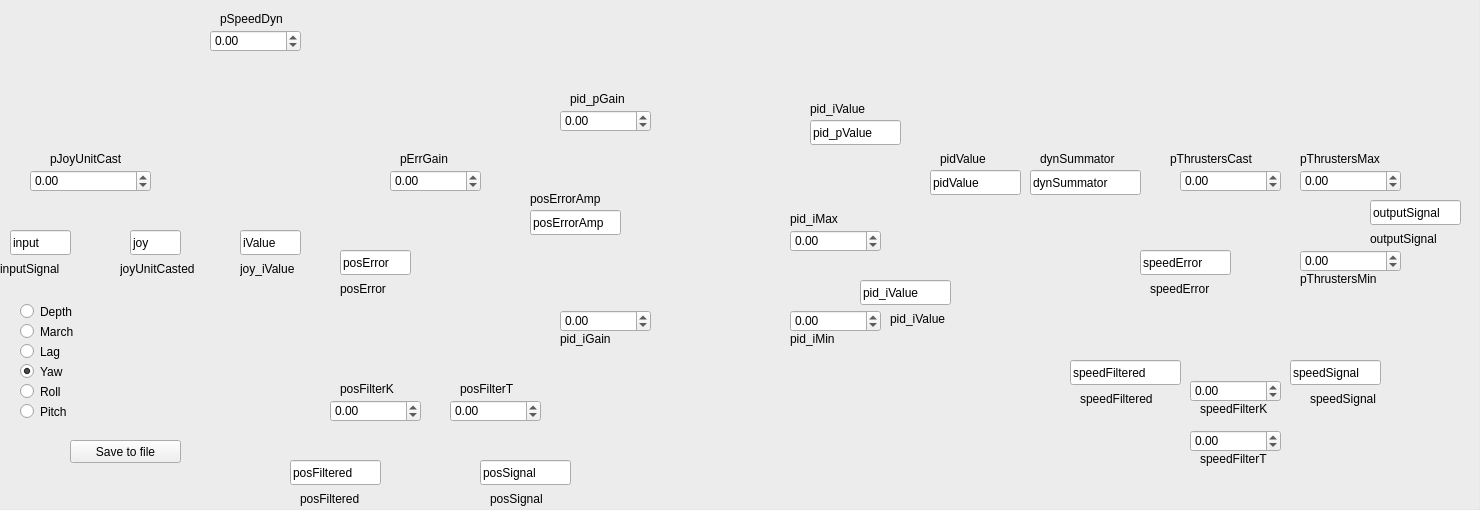
This is StabilizationSettings/StabilizationWindow.ui in hydronautics-team/PoolsideGUI as Qt 5 draws it before an edit. The edited form follows.
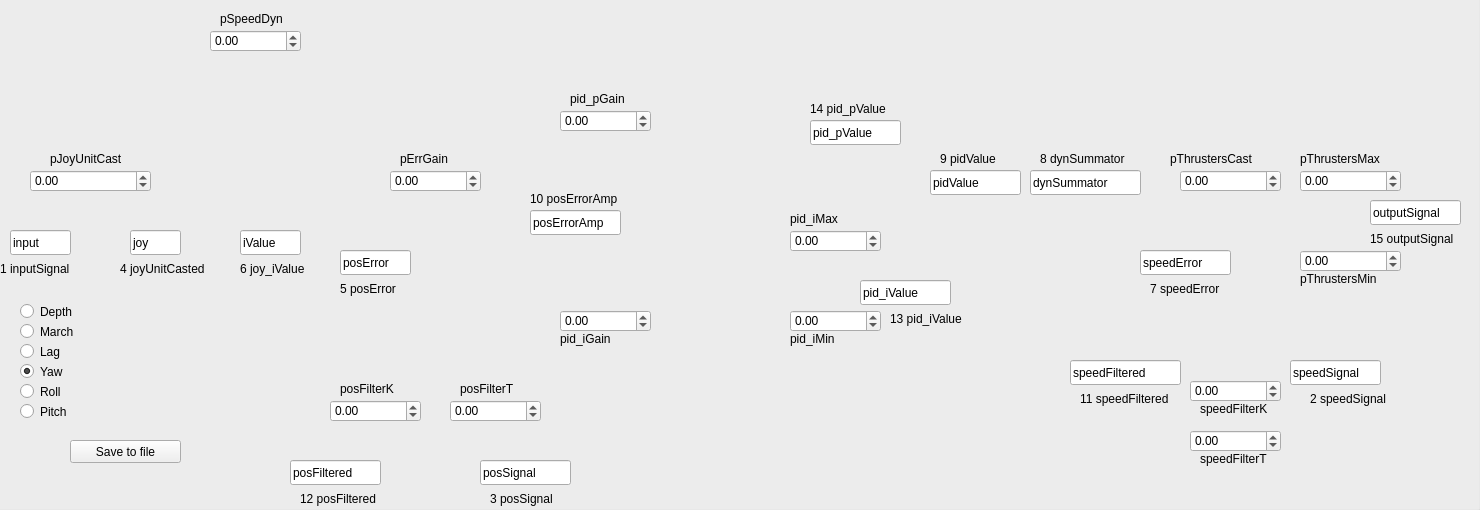
This is the edited form. Icons and pictures are not drawn.

Commit message: stab state id added

Diff of the .ui file:
```diff
--- a/StabilizationSettings/StabilizationWindow.ui
+++ b/StabilizationSettings/StabilizationWindow.ui
@@ -660,7 +660,7 @@
      </rect>
     </property>
     <property name="text">
-     <string>inputSignal</string>
+     <string>1 inputSignal</string>
     </property>
    </widget>
    <widget class="QLabel" name="label_2">
@@ -673,7 +673,7 @@
      </rect>
     </property>
     <property name="text">
-     <string>joyUnitCasted</string>
+     <string>4 joyUnitCasted</string>
     </property>
    </widget>
    <widget class="QLabel" name="label_3">
@@ -686,7 +686,7 @@
      </rect>
     </property>
     <property name="text">
-     <string>joy_iValue</string>
+     <string>6 joy_iValue</string>
     </property>
    </widget>
    <widget class="QLabel" name="label_4">
@@ -699,7 +699,7 @@
      </rect>
     </property>
     <property name="text">
-     <string>posFiltered</string>
+     <string>12 posFiltered</string>
     </property>
    </widget>
    <widget class="QLabel" name="label_5">
@@ -712,7 +712,7 @@
      </rect>
     </property>
     <property name="text">
-     <string>posSignal</string>
+     <string>3 posSignal</string>
     </property>
    </widget>
    <widget class="QLabel" name="label_6">
@@ -725,7 +725,7 @@
      </rect>
     </property>
     <property name="text">
-     <string>posError</string>
+     <string>5 posError</string>
     </property>
    </widget>
    <widget class="QLabel" name="label_7">
@@ -855,7 +855,7 @@
      </rect>
     </property>
     <property name="text">
-     <string>pid_iValue</string>
+     <string>13 pid_iValue</string>
     </property>
    </widget>
    <widget class="QLabel" name="label_17">
@@ -868,7 +868,7 @@
      </rect>
     </property>
     <property name="text">
-     <string>pidValue</string>
+     <string>9 pidValue</string>
     </property>
    </widget>
    <widget class="QLabel" name="label_18">
@@ -881,7 +881,7 @@
      </rect>
     </property>
     <property name="text">
-     <string>dynSummator</string>
+     <string>8 dynSummator</string>
     </property>
    </widget>
    <widget class="QLabel" name="label_19">
@@ -946,7 +946,7 @@
      </rect>
     </property>
     <property name="text">
-     <string>speedFiltered</string>
+     <string>11 speedFiltered</string>
     </property>
    </widget>
    <widget class="QLabel" name="label_24">
@@ -959,7 +959,7 @@
      </rect>
     </property>
     <property name="text">
-     <string>speedSignal</string>
+     <string>2 speedSignal</string>
     </property>
    </widget>
    <widget class="QLabel" name="label_25">
@@ -985,7 +985,7 @@
      </rect>
     </property>
     <property name="text">
-     <string>speedError</string>
+     <string>7 speedError</string>
     </property>
    </widget>
    <widget class="QLineEdit" name="lineEdit_CS_posErrorAmp">
@@ -1014,7 +1014,7 @@
      </rect>
     </property>
     <property name="text">
-     <string>posErrorAmp</string>
+     <string>10 posErrorAmp</string>
     </property>
    </widget>
    <widget class="QLineEdit" name="lineEdit_CS_outputSignal">
@@ -1043,7 +1043,7 @@
      </rect>
     </property>
     <property name="text">
-     <string>outputSignal</string>
+     <string>15 outputSignal</string>
     </property>
    </widget>
    <widget class="QLineEdit" name="lineEdit_CS_pid_pValue">
@@ -1072,7 +1072,7 @@
      </rect>
     </property>
     <property name="text">
-     <string>pid_iValue</string>
+     <string>14 pid_pValue</string>
     </property>
    </widget>
   </widget>
```
